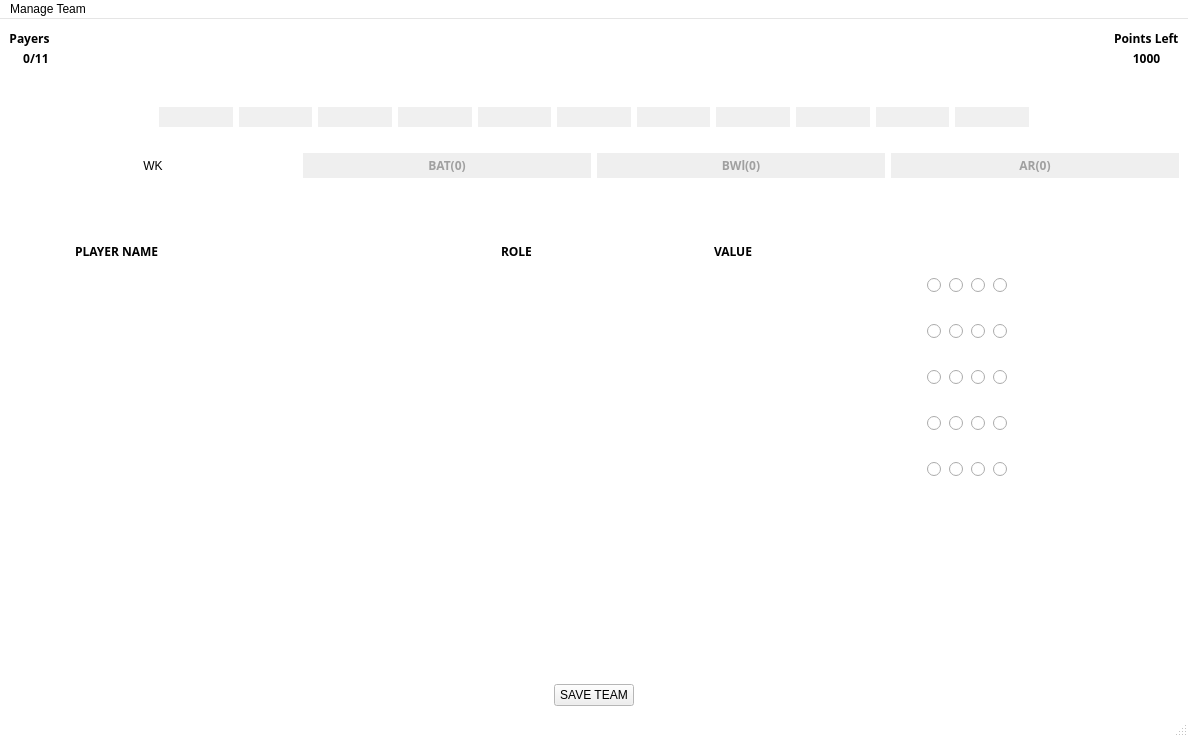
Above: FINAL PROJECT/dreamteam.ui from iamdevansh7560/dream-team before the change. Below: the same form after it.
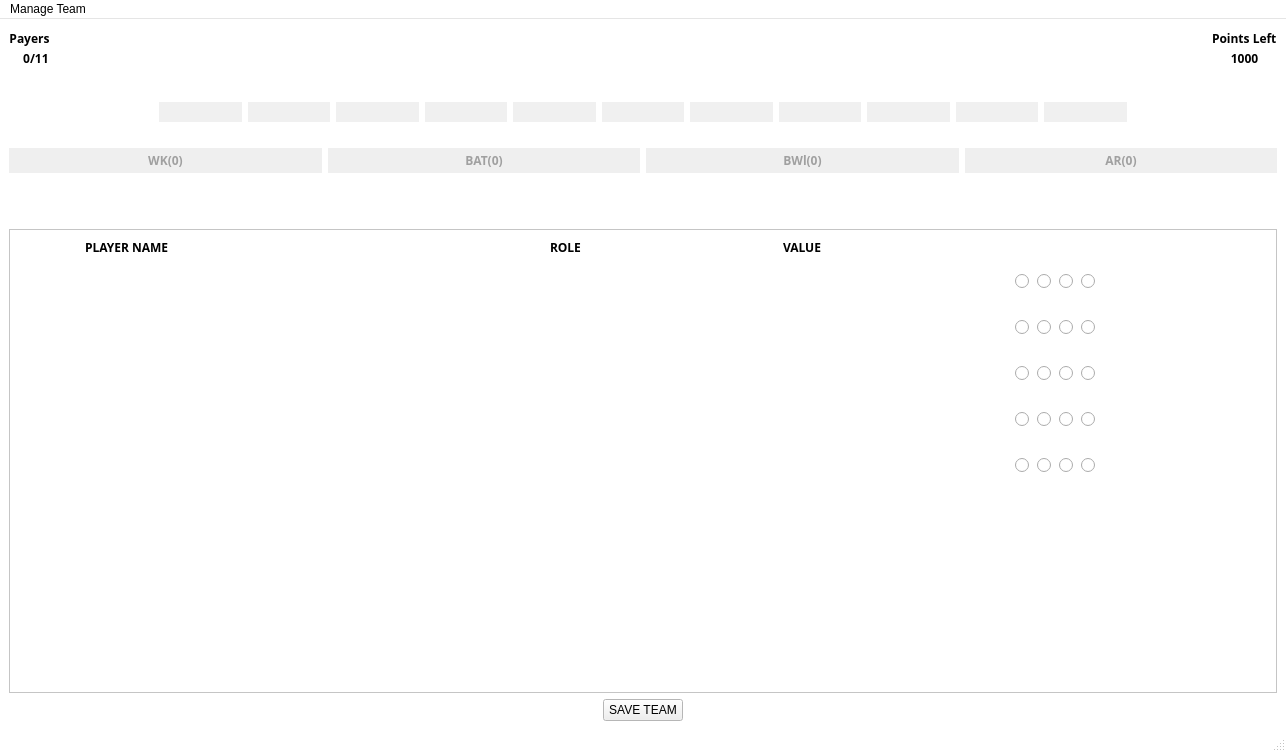
That is the form after the change. Icons and pictures are not drawn.

What changed in the file:
```diff
--- a/FINAL PROJECT/dreamteam.ui
+++ b/FINAL PROJECT/dreamteam.ui
@@ -6,8 +6,8 @@
    <rect>
     <x>0</x>
     <y>0</y>
-    <width>1188</width>
-    <height>737</height>
+    <width>1286</width>
+    <height>752</height>
    </rect>
   </property>
   <property name="palette">
@@ -80,22 +80,7 @@
   <property name="windowTitle">
    <string>MainWindow</string>
   </property>
-  <property name="autoFillBackground">
-   <bool>false</bool>
-  </property>
-  <property name="styleSheet">
-   <string notr="true">background-image: url(&quot;C:/Users/DEVANSH/Downloads/download (2).png&quot;);</string>
-  </property>
   <widget class="QWidget" name="centralwidget">
-   <property name="accessibleDescription">
-    <string/>
-   </property>
-   <property name="autoFillBackground">
-    <bool>false</bool>
-   </property>
-   <property name="styleSheet">
-    <string notr="true">background-image: url(&quot;fC:/Users/DEVANSH/Downloads/download (2).png&quot;);</string>
-   </property>
    <layout class="QVBoxLayout" name="verticalLayout_2">
     <item>
      <layout class="QGridLayout" name="gridLayout">
@@ -232,7 +217,7 @@
      </layout>
     </item>
     <item>
-     <spacer name="horizontalSpacer_3">
+     <spacer name="horizontalSpacer_5">
       <property name="font">
        <font>
         <family>Microsoft PhagsPa</family>
@@ -243,7 +228,7 @@
       </property>
       <property name="sizeHint" stdset="0">
        <size>
-        <width>40</width>
+        <width>1265</width>
         <height>20</height>
        </size>
       </property>
@@ -265,7 +250,7 @@
       <property name="sizeHint" stdset="0">
        <size>
         <width>17</width>
-        <height>13</height>
+        <height>8</height>
        </size>
       </property>
      </spacer>
@@ -603,7 +588,7 @@
      </layout>
     </item>
     <item>
-     <spacer name="horizontalSpacer_5">
+     <spacer name="horizontalSpacer_3">
       <property name="font">
        <font>
         <family>Microsoft PhagsPa</family>
@@ -614,7 +599,7 @@
       </property>
       <property name="sizeHint" stdset="0">
        <size>
-        <width>40</width>
+        <width>1265</width>
         <height>20</height>
        </size>
       </property>
@@ -623,12 +608,25 @@
     <item>
      <layout class="QHBoxLayout" name="horizontalLayout_5">
       <item>
-       <widget class="QLabel" name="label_10">
+       <widget class="QPushButton" name="pushButton_3">
+        <property name="font">
+         <font>
+          <family>Microsoft PhagsPa</family>
+          <weight>75</weight>
+          <bold>true</bold>
+         </font>
+        </property>
+        <property name="autoFillBackground">
+         <bool>true</bool>
+        </property>
+        <property name="styleSheet">
+         <string notr="true">color: rgb(160, 160, 160);</string>
+        </property>
         <property name="text">
-         <string>WK</string>
+         <string>WK(0)</string>
         </property>
-        <property name="alignment">
-         <set>Qt::AlignCenter</set>
+        <property name="flat">
+         <bool>true</bool>
         </property>
        </widget>
       </item>
@@ -703,20 +701,6 @@
       </item>
      </layout>
     </item>
-    <item>
-     <widget class="QLabel" name="H">
-      <property name="font">
-       <font>
-        <family>Microsoft PhagsPa</family>
-        <weight>75</weight>
-        <bold>true</bold>
-       </font>
-      </property>
-      <property name="text">
-       <string/>
-      </property>
-     </widget>
-    </item>
     <item>
      <spacer name="verticalSpacer_5">
       <property name="font">
@@ -733,11 +717,40 @@
       <property name="sizeHint" stdset="0">
        <size>
         <width>17</width>
-        <height>37</height>
+        <height>28</height>
        </size>
       </property>
      </spacer>
     </item>
+    <item>
+     <widget class="QLabel" name="H">
+      <property name="font">
+       <font>
+        <family>Microsoft PhagsPa</family>
+        <weight>75</weight>
+        <bold>true</bold>
+       </font>
+      </property>
+      <property name="text">
+       <string/>
+      </property>
+     </widget>
+    </item>
+    <item>
+     <widget class="QScrollArea" name="scrollArea">
+      <property name="widgetResizable">
+       <bool>true</bool>
+      </property>
+      <widget class="QWidget" name="scrollAreaWidgetContents">
+       <property name="geometry">
+        <rect>
+         <x>0</x>
+         <y>0</y>
+         <width>1266</width>
+         <height>420</height>
+        </rect>
+       </property>
+       <layout class="QVBoxLayout" name="verticalLayout">
     <item>
      <layout class="QGridLayout" name="gridLayout_3">
       <property name="sizeConstraint">
@@ -1136,20 +1149,6 @@
         </property>
        </widget>
       </item>
-      <item row="11" column="2">
-       <widget class="QLabel" name="E4">
-        <property name="font">
-         <font>
-          <family>HoloLens MDL2 Assets</family>
-          <weight>75</weight>
-          <bold>true</bold>
-         </font>
-        </property>
-        <property name="text">
-         <string/>
-        </property>
-       </widget>
-      </item>
       <item row="11" column="8">
        <widget class="QRadioButton" name="radioButton_5">
         <property name="maximumSize">
@@ -1544,7 +1543,41 @@
         </property>
        </widget>
       </item>
-     </layout>
+          <item row="14" column="16">
+           <spacer name="verticalSpacer">
+            <property name="font">
+             <font>
+              <family>Microsoft PhagsPa</family>
+              <weight>75</weight>
+              <bold>true</bold>
+             </font>
+            </property>
+            <property name="orientation">
+             <enum>Qt::Vertical</enum>
+            </property>
+            <property name="sizeType">
+             <enum>QSizePolicy::Expanding</enum>
+            </property>
+            <property name="sizeHint" stdset="0">
+             <size>
+              <width>20</width>
+              <height>40</height>
+             </size>
+            </property>
+           </spacer>
+          </item>
+          <item row="11" column="2">
+           <widget class="QLabel" name="E4">
+            <property name="text">
+             <string/>
+            </property>
+           </widget>
+          </item>
+         </layout>
+        </item>
+       </layout>
+      </widget>
+     </widget>
     </item>
     <item>
      <layout class="QHBoxLayout" name="horizontalLayout_6">
@@ -1590,8 +1623,8 @@
     <rect>
      <x>0</x>
      <y>0</y>
-     <width>1188</width>
-     <height>26</height>
+     <width>1286</width>
+     <height>21</height>
     </rect>
    </property>
    <widget class="QMenu" name="menuManage_Team">
```
Left out of the diff: 193 changed lines with no effect on the pictures. Lines whose indentation alone changed are shown as unchanged.
